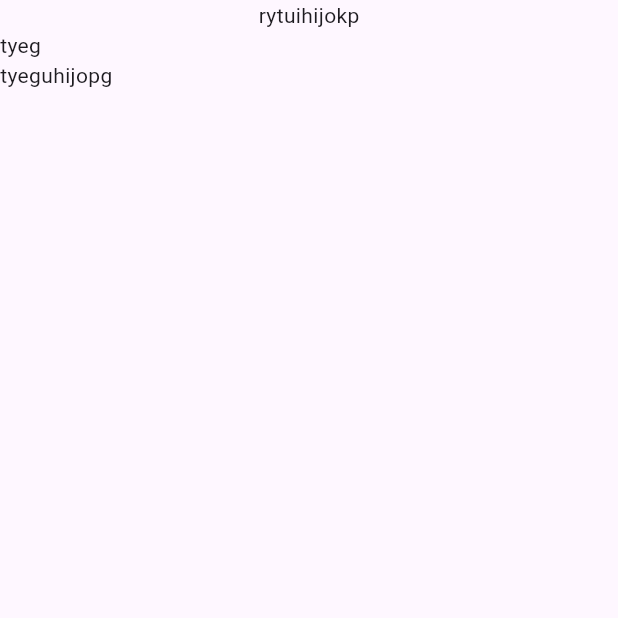
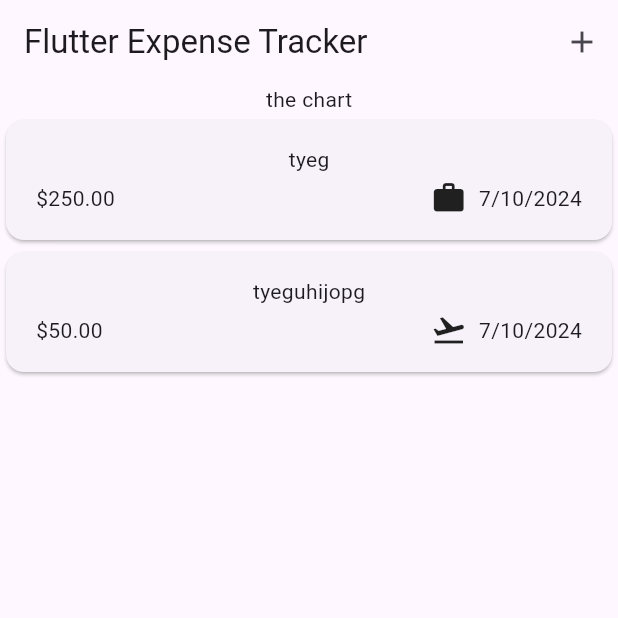
Before and after one commit to md-arif-hossainn/Expense-Tracker, a Flutter app: the screen it shows after launch, on a phone screen of 412 x 824 dp, the top half of it. Run offline on Flutter 3.47's test engine with Material 3 defaults, Android fonts, the phone set to English and light mode, and no system bars.

Commit message:
add some new feature

```diff
--- a/lib/main.dart
+++ b/lib/main.dart
@@ -1,9 +1,10 @@
-import 'package:expense_tracker/expenses.dart';
+import 'package:expense_tracker/widgets/expenses.dart';
 import 'package:flutter/material.dart';
 
 void main() {
   runApp(
-     const MaterialApp(
+       MaterialApp(
+       theme: ThemeData(useMaterial3: true),
        home: Expenses(),
      )
   );
--- a/lib/models/expense.dart
+++ b/lib/models/expense.dart
@@ -1,7 +1,21 @@
+import 'package:flutter/material.dart';
+import 'package:intl/intl.dart';
 import 'package:uuid/uuid.dart';
 
 const uuid = Uuid();
-enum Category {food, travel, leisure, work, shopping, insurance}
+enum Category {food, travel, leisure, work, shopping, insurance,education,}
+final formatter = DateFormat.yMd();
+
+const categoryIcons = {
+  Category.food:Icons.lunch_dining,
+  Category.travel:Icons.flight_takeoff,
+  Category.leisure:Icons.movie,
+  Category.work:Icons.work,
+  Category.shopping:Icons.shop,
+  Category.insurance:Icons.money,
+  Category.education:Icons.history_edu,
+};
+
 class Expense {
   Expense({
     required this.title,
@@ -15,4 +29,12 @@ class Expense {
   final double amount;
   final DateTime date;
   final Category category;
+
+  String get formatterDate {
+    return formatter.format(date);
+
+  }
+
+
+
 }
--- a/lib/expenses.dart
+++ b/lib/widgets/expenses.dart
@@ -1,7 +1,8 @@
-import 'package:expense_tracker/expenses_list.dart';
+import 'package:expense_tracker/widgets/expenses_list/expenses_list.dart';
+import 'package:expense_tracker/widgets/new_expense.dart';
 import 'package:flutter/material.dart';
 
-import 'models/expense.dart';
+import '../models/expense.dart';
 
 class Expenses extends StatefulWidget {
   const Expenses({super.key});
@@ -28,12 +29,26 @@ class _ExpensesState extends State<Expenses> {
     )
   ];
 
+  void _openAddExpenseOverlay(){
+    showModalBottomSheet(context: context, builder: (ctx) => const NewExpense(),
+    );
+  }
+
   @override
   Widget build(BuildContext context) {
     return Scaffold(
+      appBar: AppBar(
+        title: const Text('Flutter Expense Tracker'),
+        actions: [
+          IconButton(
+              onPressed: _openAddExpenseOverlay,
+              icon: const Icon(Icons.add),
+          ),
+        ],
+      ),
       body: Column(
         children: [
-          const Text("rytuihijokp"),
+          const Text("the chart",),
           Expanded(child: ExpensesList(expenses:_registerExpenses ),),
         ],
       ),
--- /dev/null
+++ b/lib/widgets/expenses_list/expenses_item.dart
@@ -0,0 +1,39 @@
+import 'package:flutter/material.dart';
+
+import '../../models/expense.dart';
+
+class ExpensesItem extends StatelessWidget {
+  const ExpensesItem(this.expense,{super.key});
+  final Expense expense;
+
+  @override
+  Widget build(BuildContext context) {
+    return  Card(
+      child: Padding(
+        padding: const EdgeInsets.symmetric(
+          horizontal: 20,
+          vertical: 16,
+        ),
+        child: Column(
+          children: [
+            Text(expense.title),
+            const SizedBox(height: 4,),
+             Row(
+               children: [
+                 Text('\$${expense.amount.toStringAsFixed(2)}'),
+                 const Spacer(),
+                 Row(
+                   children: [
+                     Icon(categoryIcons[expense.category]),
+                     const SizedBox(width: 8,),
+                     Text(expense.formatterDate),
+                   ],
+                 )
+               ],
+             )
+          ],
+        ),
+      ),
+    );
+  }
+}
--- a/lib/expenses_list.dart
+++ b/lib/widgets/expenses_list/expenses_list.dart
@@ -1,6 +1,7 @@
+import 'package:expense_tracker/widgets/expenses_list/expenses_item.dart';
 import 'package:flutter/material.dart';
 
-import 'models/expense.dart';
+import '../../models/expense.dart';
 
 class ExpensesList extends StatelessWidget {
   const ExpensesList({super.key, required this.expenses});
@@ -11,7 +12,7 @@ class ExpensesList extends StatelessWidget {
   Widget build(BuildContext context) {
     return ListView.builder(
         itemCount: expenses.length,
-        itemBuilder: (ctx,index) => Text(expenses[index].title),
+        itemBuilder: (ctx,index) => ExpensesItem(expenses[index]),
 
     );
   }
--- a/pubspec.yaml
+++ b/pubspec.yaml
@@ -36,6 +36,7 @@ dependencies:
   # Use with the CupertinoIcons class for iOS style icons.
   cupertino_icons: ^1.0.6
   uuid:
+  intl: ^0.19.0
 
 dev_dependencies:
   flutter_test:
```
Also changed, not shown: lib/widgets/new_expense.dart (added, +103 -0 lines), pubspec.lock, 1 other file.
